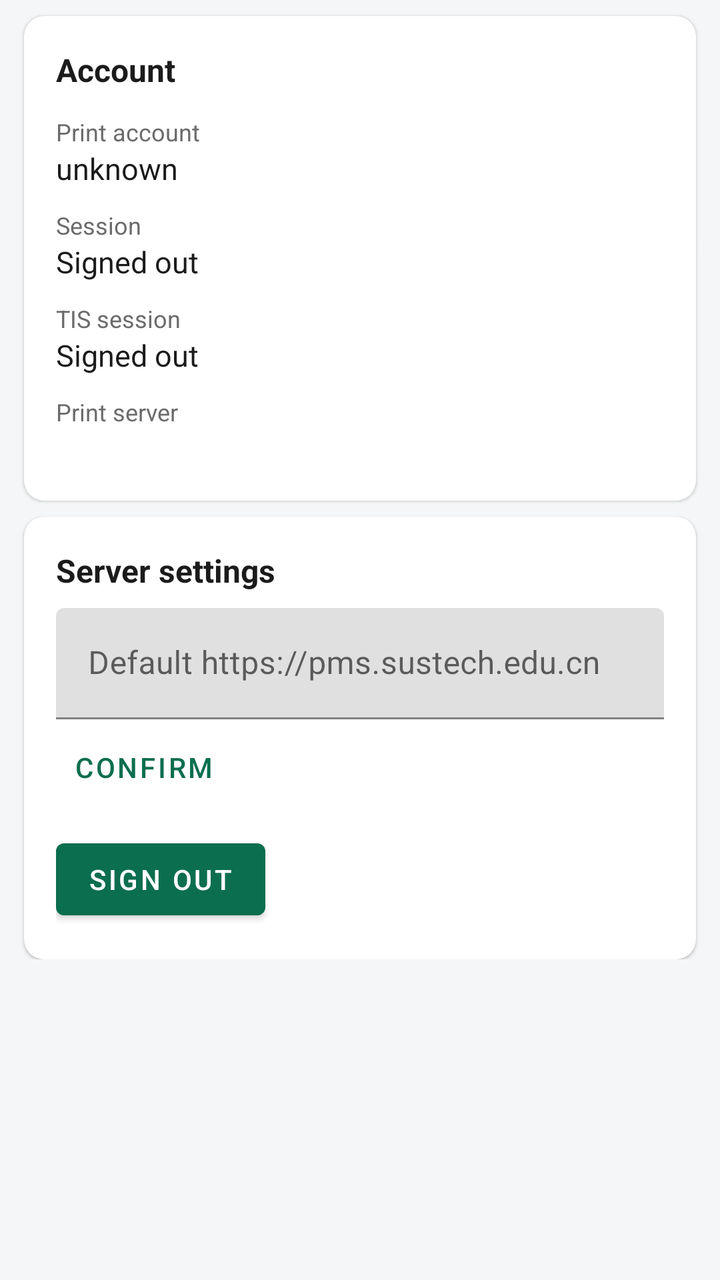
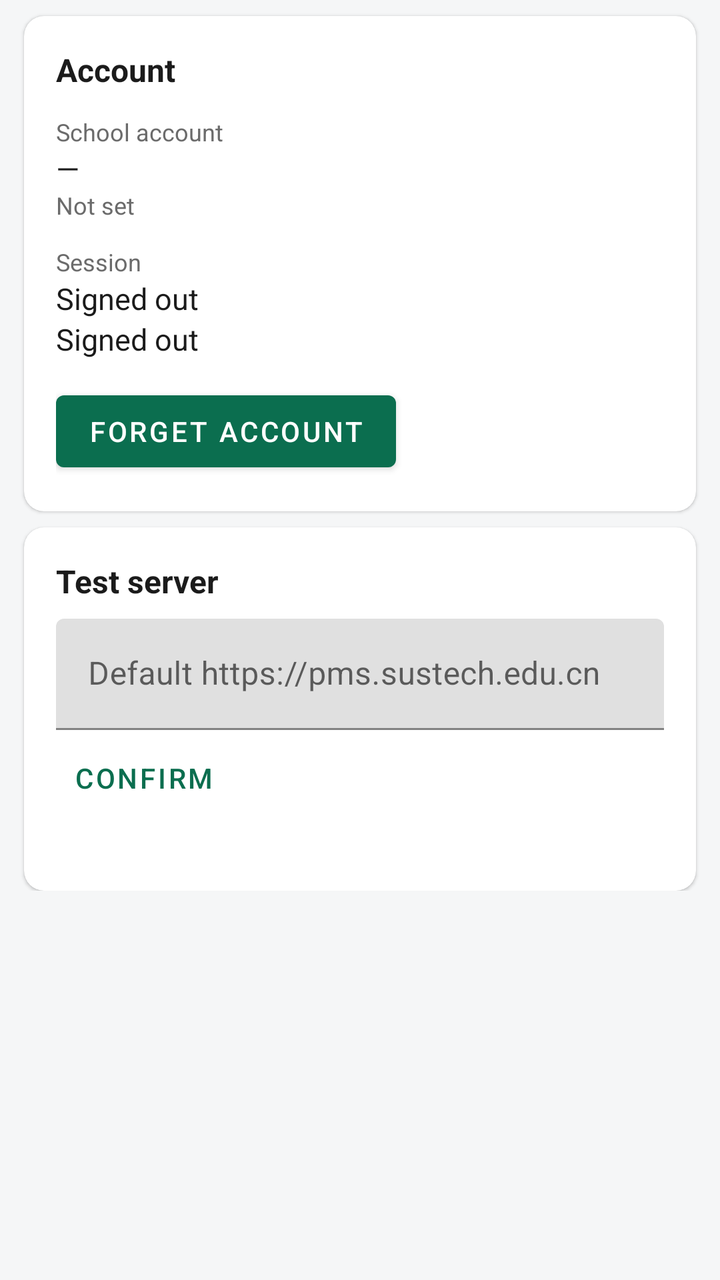

Two renders of the same Android screen: before a commit and after it. Below are the layout's source before the change and the commit's diff.
<!-- AndroidManifest.xml: application theme Theme.SustechMobile -->
<!-- res/layout/fragment_account.xml -->
<?xml version="1.0" encoding="utf-8"?>
<ScrollView xmlns:android="http://schemas.android.com/apk/res/android"
    android:layout_width="match_parent"
    android:layout_height="match_parent">

    <LinearLayout
        android:layout_width="match_parent"
        android:layout_height="wrap_content"
        android:orientation="vertical"
        android:paddingBottom="24dp">

        <com.google.android.material.card.MaterialCardView
            style="@style/CardBase"
            android:layout_width="match_parent"
            android:layout_height="wrap_content">

            <LinearLayout
                android:layout_width="match_parent"
                android:layout_height="wrap_content"
                android:orientation="vertical"
                android:padding="16dp">

                <TextView
                    android:layout_width="wrap_content"
                    android:layout_height="wrap_content"
                    android:text="@string/account_title"
                    android:textColor="@color/ink"
                    android:textSize="16sp"
                    android:textStyle="bold" />

                <TextView
                    android:layout_width="wrap_content"
                    android:layout_height="wrap_content"
                    android:layout_marginTop="12dp"
                    android:text="@string/account_name"
                    android:textAppearance="@style/FieldLabel" />

                <TextView
                    android:id="@+id/account_name"
                    android:layout_width="wrap_content"
                    android:layout_height="wrap_content"
                    android:text="@string/account_unknown"
                    android:textAppearance="@style/FieldValue" />

                <TextView
                    android:layout_width="wrap_content"
                    android:layout_height="wrap_content"
                    android:layout_marginTop="10dp"
                    android:text="@string/account_session"
                    android:textAppearance="@style/FieldLabel" />

                <TextView
                    android:id="@+id/account_print_session"
                    android:layout_width="wrap_content"
                    android:layout_height="wrap_content"
                    android:text="@string/account_session_invalid"
                    android:textAppearance="@style/FieldValue" />

                <TextView
                    android:layout_width="wrap_content"
                    android:layout_height="wrap_content"
                    android:layout_marginTop="10dp"
                    android:text="@string/account_tis_session"
                    android:textAppearance="@style/FieldLabel" />

                <TextView
                    android:id="@+id/account_tis_session"
                    android:layout_width="wrap_content"
                    android:layout_height="wrap_content"
                    android:text="@string/account_session_invalid"
                    android:textAppearance="@style/FieldValue" />

                <TextView
                    android:layout_width="wrap_content"
                    android:layout_height="wrap_content"
                    android:layout_marginTop="10dp"
                    android:text="@string/account_server"
                    android:textAppearance="@style/FieldLabel" />

                <TextView
                    android:id="@+id/account_server"
                    android:layout_width="wrap_content"
                    android:layout_height="wrap_content"
                    android:textAppearance="@style/FieldValue" />
            </LinearLayout>
        </com.google.android.material.card.MaterialCardView>

        <com.google.android.material.card.MaterialCardView
            style="@style/CardBase"
            android:layout_width="match_parent"
            android:layout_height="wrap_content">

            <LinearLayout
                android:layout_width="match_parent"
                android:layout_height="wrap_content"
                android:orientation="vertical"
                android:padding="16dp">

                <TextView
                    android:layout_width="wrap_content"
                    android:layout_height="wrap_content"
                    android:text="@string/login_advanced"
                    android:textColor="@color/ink"
                    android:textSize="16sp"
                    android:textStyle="bold" />

                <com.google.android.material.textfield.TextInputLayout
                    android:layout_width="match_parent"
                    android:layout_height="wrap_content"
                    android:layout_marginTop="8dp"
                    android:hint="@string/login_server_hint">

                    <com.google.android.material.textfield.TextInputEditText
                        android:id="@+id/input_server"
                        android:layout_width="match_parent"
                        android:layout_height="wrap_content"
                        android:inputType="textUri"
                        android:maxLines="1" />
                </com.google.android.material.textfield.TextInputLayout>

                <com.google.android.material.button.MaterialButton
                    android:id="@+id/btn_server_save"
                    style="@style/Widget.MaterialComponents.Button.TextButton"
                    android:layout_width="wrap_content"
                    android:layout_height="wrap_content"
                    android:text="@string/action_confirm" />

                <com.google.android.material.button.MaterialButton
                    android:id="@+id/btn_logout"
                    android:layout_width="wrap_content"
                    android:layout_height="wrap_content"
                    android:layout_marginTop="8dp"
                    android:text="@string/action_logout" />
            </LinearLayout>
        </com.google.android.material.card.MaterialCardView>
    </LinearLayout>
</ScrollView>
<!-- resources referenced by this layout -->
<resources>
  <color name="ink">#1B1B1B</color>
  <string name="account_name">Print account</string>
  <string name="account_server">Print server</string>
  <string name="account_session">Session</string>
  <string name="account_session_invalid">Signed out</string>
  <string name="account_tis_session">TIS session</string>
  <string name="account_title">Account</string>
  <string name="account_unknown">unknown</string>
  <string name="action_confirm">Confirm</string>
  <string name="action_logout">Sign out</string>
  <string name="login_advanced">Server settings</string>
  <string name="login_server_hint">Default https://pms.sustech.edu.cn</string>
  <style name="CardBase" parent="Widget.MaterialComponents.CardView">
          <item name="cardCornerRadius">10dp</item>
          <item name="cardElevation">1dp</item>
          <item name="cardBackgroundColor">@color/surface</item>
          <item name="android:layout_marginStart">12dp</item>
          <item name="android:layout_marginEnd">12dp</item>
          <item name="android:layout_marginTop">8dp</item>
      </style>
  <style name="FieldLabel">
          <item name="android:textSize">12sp</item>
          <item name="android:textColor">@color/ink_muted</item>
      </style>
  <style name="FieldValue">
          <item name="android:textSize">15sp</item>
          <item name="android:textColor">@color/ink</item>
      </style>
  <style name="Theme.SustechMobile" parent="Theme.MaterialComponents.DayNight.NoActionBar">
          <item name="colorPrimary">@color/brand</item>
          <item name="colorPrimaryDark">@color/brand_dark</item>
          <item name="colorAccent">@color/brand</item>
          <item name="colorSecondary">@color/brand</item>
          <item name="android:windowBackground">@color/background</item>
          <item name="android:statusBarColor" tools:targetApi="21">@color/brand_dark</item>
      </style>
  <color name="surface">#FFFFFF</color>
  <color name="ink_muted">#6B6B6B</color>
  <color name="brand">#0B6E4F</color>
  <color name="brand_dark">#084F39</color>
  <color name="background">#F5F6F7</color>
</resources>

<!-- the commit's change to res/layout/fragment_account.xml (unified diff, before → after) -->
@@ -32,20 +32,28 @@
                     android:layout_width="wrap_content"
                     android:layout_height="wrap_content"
                     android:layout_marginTop="12dp"
-                    android:text="@string/account_name"
+                    android:text="@string/account_identity"
                     android:textAppearance="@style/FieldLabel" />
 
                 <TextView
-                    android:id="@+id/account_name"
+                    android:id="@+id/account_identity"
                     android:layout_width="wrap_content"
                     android:layout_height="wrap_content"
                     android:text="@string/account_unknown"
                     android:textAppearance="@style/FieldValue" />
 
                 <TextView
+                    android:id="@+id/account_identity_state"
                     android:layout_width="wrap_content"
                     android:layout_height="wrap_content"
-                    android:layout_marginTop="10dp"
+                    android:text="@string/account_creds_missing"
+                    android:textColor="@color/ink_muted"
+                    android:textSize="12sp" />
+
+                <TextView
+                    android:layout_width="wrap_content"
+                    android:layout_height="wrap_content"
+                    android:layout_marginTop="12dp"
                     android:text="@string/account_session"
                     android:textAppearance="@style/FieldLabel" />
 
@@ -57,31 +65,18 @@
                     android:textAppearance="@style/FieldValue" />
 
                 <TextView
-                    android:layout_width="wrap_content"
-                    android:layout_height="wrap_content"
-                    android:layout_marginTop="10dp"
-                    android:text="@string/account_tis_session"
-                    android:textAppearance="@style/FieldLabel" />
-
-                <TextView
                     android:id="@+id/account_tis_session"
                     android:layout_width="wrap_content"
                     android:layout_height="wrap_content"
                     android:text="@string/account_session_invalid"
                     android:textAppearance="@style/FieldValue" />
 
-                <TextView
+                <com.google.android.material.button.MaterialButton
+                    android:id="@+id/btn_forget"
                     android:layout_width="wrap_content"
                     android:layout_height="wrap_content"
-                    android:layout_marginTop="10dp"
-                    android:text="@string/account_server"
-                    android:textAppearance="@style/FieldLabel" />
-
-                <TextView
-                    android:id="@+id/account_server"
-                    android:layout_width="wrap_content"
-                    android:layout_height="wrap_content"
-                    android:textAppearance="@style/FieldValue" />
+                    android:layout_marginTop="12dp"
+                    android:text="@string/account_forget" />
             </LinearLayout>
         </com.google.android.material.card.MaterialCardView>
 
@@ -99,7 +94,7 @@
                 <TextView
                     android:layout_width="wrap_content"
                     android:layout_height="wrap_content"
-                    android:text="@string/login_advanced"
+                    android:text="@string/account_dev_title"
                     android:textColor="@color/ink"
                     android:textSize="16sp"
                     android:textStyle="bold" />
@@ -108,7 +103,7 @@
                     android:layout_width="match_parent"
                     android:layout_height="wrap_content"
                     android:layout_marginTop="8dp"
-                    android:hint="@string/login_server_hint">
+                    android:hint="@string/server_hint">
 
                     <com.google.android.material.textfield.TextInputEditText
                         android:id="@+id/input_server"
@@ -125,12 +120,12 @@
                     android:layout_height="wrap_content"
                     android:text="@string/action_confirm" />
 
-                <com.google.android.material.button.MaterialButton
-                    android:id="@+id/btn_logout"
+                <TextView
+                    android:id="@+id/account_server"
                     android:layout_width="wrap_content"
                     android:layout_height="wrap_content"
-                    android:layout_marginTop="8dp"
-                    android:text="@string/action_logout" />
+                    android:textColor="@color/ink_muted"
+                    android:textSize="12sp" />
             </LinearLayout>
         </com.google.android.material.card.MaterialCardView>
     </LinearLayout>
<!-- resource entries referenced after the edit -->
@@ -1,17 +1,17 @@
 <!-- resources referenced by this layout -->
 <resources>
   <color name="ink">#1B1B1B</color>
-  <string name="account_name">Print account</string>
-  <string name="account_server">Print server</string>
+  <color name="ink_muted">#6B6B6B</color>
+  <string name="account_creds_missing">Not set</string>
+  <string name="account_dev_title">Test server</string>
+  <string name="account_forget">Forget account</string>
+  <string name="account_identity">School account</string>
   <string name="account_session">Session</string>
   <string name="account_session_invalid">Signed out</string>
-  <string name="account_tis_session">TIS session</string>
   <string name="account_title">Account</string>
-  <string name="account_unknown">unknown</string>
+  <string name="account_unknown">—</string>
   <string name="action_confirm">Confirm</string>
-  <string name="action_logout">Sign out</string>
-  <string name="login_advanced">Server settings</string>
-  <string name="login_server_hint">Default https://pms.sustech.edu.cn</string>
+  <string name="server_hint">Default https://pms.sustech.edu.cn</string>
   <style name="CardBase" parent="Widget.MaterialComponents.CardView">
           <item name="cardCornerRadius">10dp</item>
           <item name="cardElevation">1dp</item>
@@ -37,7 +37,6 @@
           <item name="android:statusBarColor" tools:targetApi="21">@color/brand_dark</item>
       </style>
   <color name="surface">#FFFFFF</color>
-  <color name="ink_muted">#6B6B6B</color>
   <color name="brand">#0B6E4F</color>
   <color name="brand_dark">#084F39</color>
   <color name="background">#F5F6F7</color>
